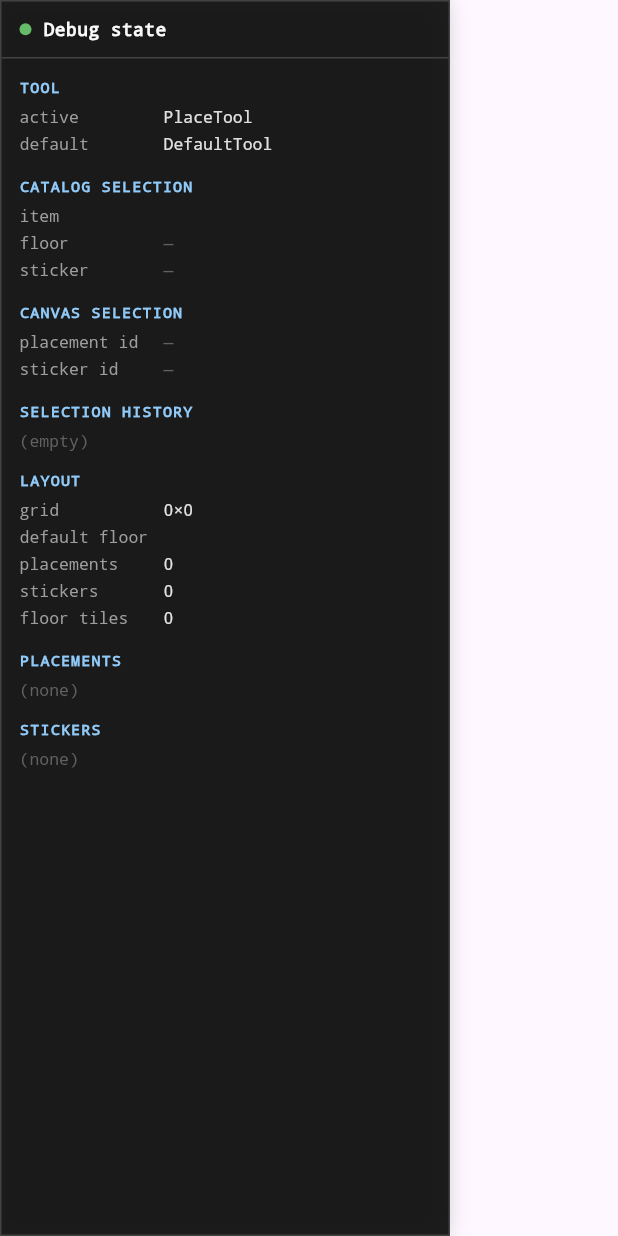
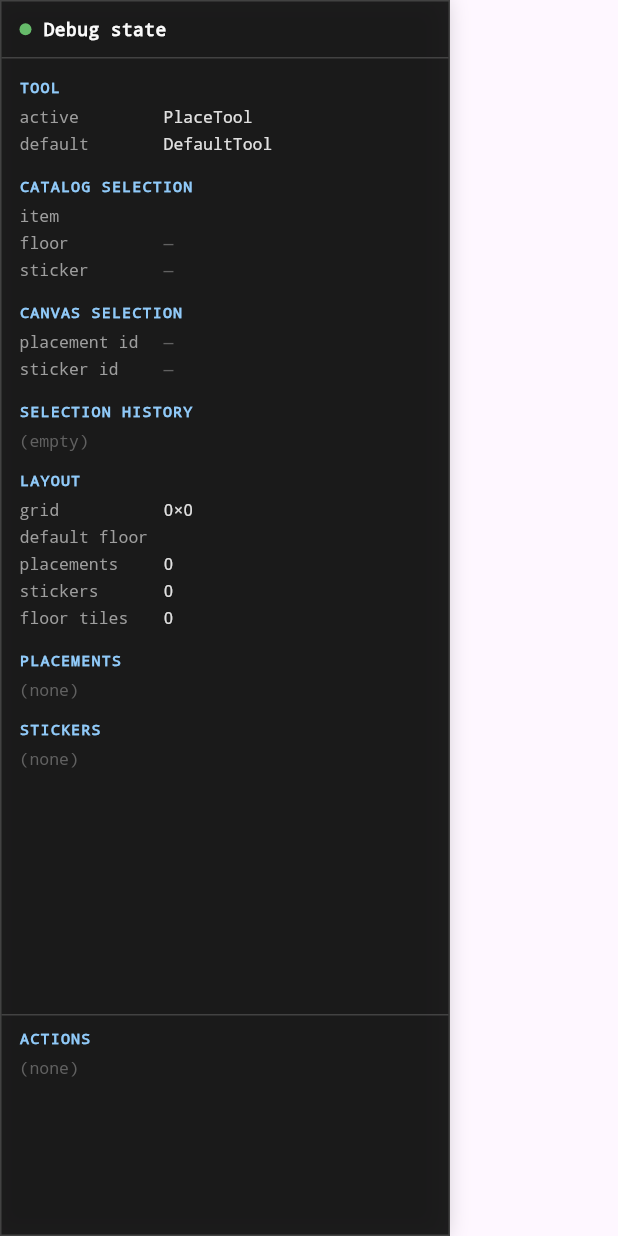
Before and after one commit to wynant-dev/GridEditor, a Flutter app: the DebugAdminPanel widget shown alone on an empty page, opened directly with empty values, on a phone screen of 412 x 824 dp. Run offline on Flutter 3.47's test engine with Material 3 defaults, Android fonts, the phone set to English and light mode, and no system bars; our stand-ins replace get_it.

Commit message:
Add action panel

```diff
--- a/lib/src/presentation/panels/debug/debug_admin_panel.dart
+++ b/lib/src/presentation/panels/debug/debug_admin_panel.dart
@@ -1,5 +1,6 @@
 import 'package:flutter/material.dart';
 
+import '../../../application/editor_action_log.dart';
 import '../../../application/editor_controller.dart';
 import '../../../application/tools/default_tool.dart';
 import '../../../application/tools/editor_tool.dart';
@@ -19,13 +20,15 @@ class DebugAdminPanel extends StatelessWidget {
     this.viewportController,
   });
 
+  static const double _actionLogHeight = 120;
+
   final EditorController controller;
   final GridInteractionState? interactionState;
   final ViewportController? viewportController;
 
   @override
   Widget build(BuildContext context) {
-    final listenables = <Listenable>[controller];
+    final listenables = <Listenable>[controller, controller.actionLog];
     final interaction = interactionState;
     if (interaction != null) {
       listenables.add(interaction);
@@ -57,58 +60,110 @@ class DebugAdminPanel extends StatelessWidget {
               _Header(),
               Expanded(
                 child: SingleChildScrollView(
+                  padding: const EdgeInsets.fromLTRB(12, 0, 12, 8),
+                  child: DefaultTextStyle(
+                    style: _panelTextStyle,
+                    child: Column(
+                      crossAxisAlignment: CrossAxisAlignment.start,
+                      children: _stateSections(
+                        controller: controller,
+                        interaction: interaction,
+                        viewport: viewport,
+                      ),
+                    ),
+                  ),
+                ),
+              ),
+              const Divider(height: 1, color: Color(0xFF424242)),
+              Padding(
+                padding: const EdgeInsets.fromLTRB(12, 8, 12, 4),
+                child: Text(
+                  'ACTIONS',
+                  style: _sectionTitleStyle,
+                ),
+              ),
+              SizedBox(
+                height: _actionLogHeight,
+                child: DefaultTextStyle(
+                  style: _panelTextStyle,
+                  child: controller.actionLog.entries.isEmpty
+                      ? const Padding(
+                          padding: EdgeInsets.symmetric(horizontal: 12),
+                          child: _MutedText('(none)'),
+                        )
+                      : ListView.builder(
                           padding: const EdgeInsets.fromLTRB(12, 0, 12, 12),
-                  child: DefaultTextStyle(
-                    style: const TextStyle(
+                          itemCount: controller.actionLog.entries.length,
+                          itemBuilder: (context, index) {
+                            return _ActionEntry(
+                              entry: controller.actionLog.entries[index],
+                            );
+                          },
+                        ),
+                ),
+              ),
+            ],
+          ),
+        );
+      },
+    );
+  }
+
+  static String _toolLabel(EditorTool tool) => switch (tool) {
+    PlaceTool() => 'PlaceTool',
+    FloorTool() => 'FloorTool',
+    StickerTool() => 'StickerTool',
+    DefaultTool() => 'DefaultTool',
+    EraseTool() => 'EraseTool',
+    final tool => tool.runtimeType.toString(),
+  };
+
+  static const _panelTextStyle = TextStyle(
     fontFamily: 'monospace',
     fontSize: 11,
     color: Color(0xFFE0E0E0),
     height: 1.45,
-                    ),
-                    child: Column(
-                      crossAxisAlignment: CrossAxisAlignment.start,
-                      children: [
+  );
+
+  static const _sectionTitleStyle = TextStyle(
+    fontSize: 10,
+    fontWeight: FontWeight.w700,
+    letterSpacing: 0.8,
+    color: Color(0xFF90CAF9),
+    fontFamily: 'monospace',
+  );
+
+  static List<Widget> _stateSections({
+    required EditorController controller,
+    required GridInteractionState? interaction,
+    required ViewportController? viewport,
+  }) {
+    return [
       _Section(
         title: 'Tool',
         children: [
           _Row(
             label: 'active',
-                              value: _toolLabel(
-                                controller.toolManager.activeTool,
-                              ),
+            value: _toolLabel(controller.toolManager.activeTool),
           ),
           _Row(
             label: 'default',
-                              value: _toolLabel(
-                                controller.toolManager.defaultTool,
-                              ),
+            value: _toolLabel(controller.toolManager.defaultTool),
           ),
         ],
       ),
       _Section(
         title: 'Catalog selection',
         children: [
-                            _Row(
-                              label: 'item',
-                              value: controller.selectedItemId,
-                            ),
-                            _Row(
-                              label: 'floor',
-                              value: controller.selectedFloorId,
-                            ),
-                            _Row(
-                              label: 'sticker',
-                              value: controller.selectedStickerCatalogId,
-                            ),
+          _Row(label: 'item', value: controller.selectedItemId),
+          _Row(label: 'floor', value: controller.selectedFloorId),
+          _Row(label: 'sticker', value: controller.selectedStickerCatalogId),
         ],
       ),
       _Section(
         title: 'Canvas selection',
         children: [
-                            _Row(
-                              label: 'placement id',
-                              value: controller.selectedPlacementId,
-                            ),
+          _Row(label: 'placement id', value: controller.selectedPlacementId),
           if (controller.selectedPlacement case final placement?)
             _Row(
               label: 'placement',
@@ -116,17 +171,13 @@ class DebugAdminPanel extends StatelessWidget {
                   '${placement.catalogItemId} @ '
                   '(${placement.originRow}, ${placement.originCol})',
             ),
-                            _Row(
-                              label: 'sticker id',
-                              value: controller.selectedStickerId,
-                            ),
+          _Row(label: 'sticker id', value: controller.selectedStickerId),
           if (controller.selectedSticker case final sticker?)
             _Row(
               label: 'sticker',
               value:
                   '${sticker.catalogStickerId} @ '
-                                    '(${sticker.x.toStringAsFixed(1)}, '
-                                    '${sticker.y.toStringAsFixed(1)})',
+                  '(${sticker.x.toStringAsFixed(1)}, ${sticker.y.toStringAsFixed(1)})',
             ),
         ],
       ),
@@ -137,10 +188,7 @@ class DebugAdminPanel extends StatelessWidget {
             const _MutedText('(empty)')
           else
             for (final entry in controller.selectionHistory)
-                                _Row(
-                                  label: entry.kind.name,
-                                  value: entry.id,
-                                ),
+              _Row(label: entry.kind.name, value: entry.id),
         ],
       ),
       _Section(
@@ -148,13 +196,9 @@ class DebugAdminPanel extends StatelessWidget {
         children: [
           _Row(
             label: 'grid',
-                              value:
-                                  '${controller.layout.rows}×${controller.layout.cols}',
+            value: '${controller.layout.rows}×${controller.layout.cols}',
           ),
-                            _Row(
-                              label: 'default floor',
-                              value: controller.layout.defaultFloorId,
-                            ),
+          _Row(label: 'default floor', value: controller.layout.defaultFloorId),
           _Row(
             label: 'placements',
             value: '${controller.layout.placements.length}',
@@ -195,8 +239,7 @@ class DebugAdminPanel extends StatelessWidget {
                 label: sticker.id,
                 value:
                     '${sticker.catalogStickerId} '
-                                      '(${sticker.x.toStringAsFixed(1)}, '
-                                      '${sticker.y.toStringAsFixed(1)})',
+                    '(${sticker.x.toStringAsFixed(1)}, ${sticker.y.toStringAsFixed(1)})',
               ),
         ],
       ),
@@ -228,8 +271,7 @@ class DebugAdminPanel extends StatelessWidget {
                     '${session.placementId} → '
                     '(${session.currentRow}, ${session.currentCol})',
               ),
-                              if (interaction.stickerDragSession
-                                  case final session?)
+            if (interaction.stickerDragSession case final session?)
               _Row(
                 label: 'sticker drag',
                 value:
@@ -255,26 +297,8 @@ class DebugAdminPanel extends StatelessWidget {
             ),
           ],
         ),
-                      ],
-                    ),
-                  ),
-                ),
-              ),
-            ],
-          ),
-        );
-      },
-    );
+    ];
   }
-
-  static String _toolLabel(EditorTool tool) => switch (tool) {
-    PlaceTool() => 'PlaceTool',
-    FloorTool() => 'FloorTool',
-    StickerTool() => 'StickerTool',
-    DefaultTool() => 'DefaultTool',
-    EraseTool() => 'EraseTool',
-    final tool => tool.runtimeType.toString(),
-  };
 }
 
 class _Header extends StatelessWidget {
@@ -326,12 +350,7 @@ class _Section extends StatelessWidget {
         children: [
           Text(
             title.toUpperCase(),
-            style: const TextStyle(
-              fontSize: 10,
-              fontWeight: FontWeight.w700,
-              letterSpacing: 0.8,
-              color: Color(0xFF90CAF9),
-            ),
+            style: DebugAdminPanel._sectionTitleStyle,
           ),
           const SizedBox(height: 4),
           ...children,
@@ -387,3 +406,24 @@ class _MutedText extends StatelessWidget {
     return Text(text, style: const TextStyle(color: Color(0xFF616161)));
   }
 }
+
+class _ActionEntry extends StatelessWidget {
+  const _ActionEntry({required this.entry});
+
+  final EditorActionEntry entry;
+
+  @override
+  Widget build(BuildContext context) {
+    return Padding(
+      padding: const EdgeInsets.only(bottom: 4),
+      child: Text(
+        entry.message,
+        style: TextStyle(
+          color: entry.success
+              ? const Color(0xFF81C784)
+              : const Color(0xFFE57373),
+        ),
+      ),
+    );
+  }
+}
```
Also changed, not shown: lib/src/application/editor_action_log.dart (added, +45 -0 lines), lib/src/application/editor_controller.dart (+114 -3 lines), 1 other file. Lines whose indentation alone changed are shown as unchanged.
